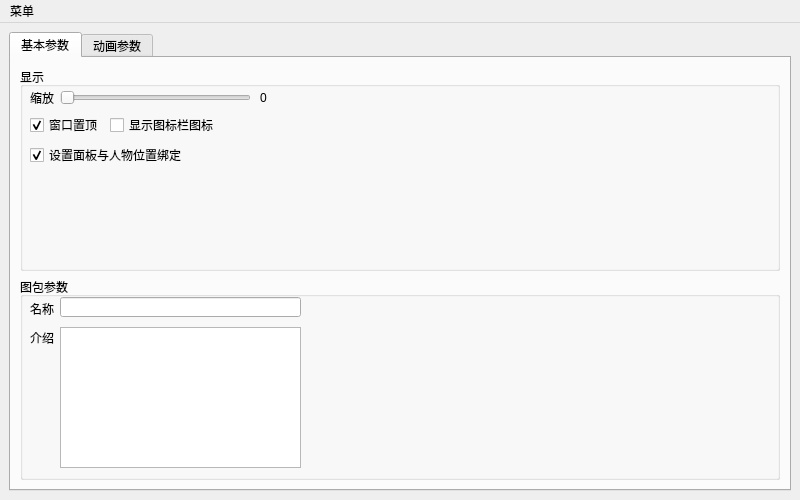
Above: UI/Setbox.ui from Cardinal-Designer/show before the change. Below: the same form after it.
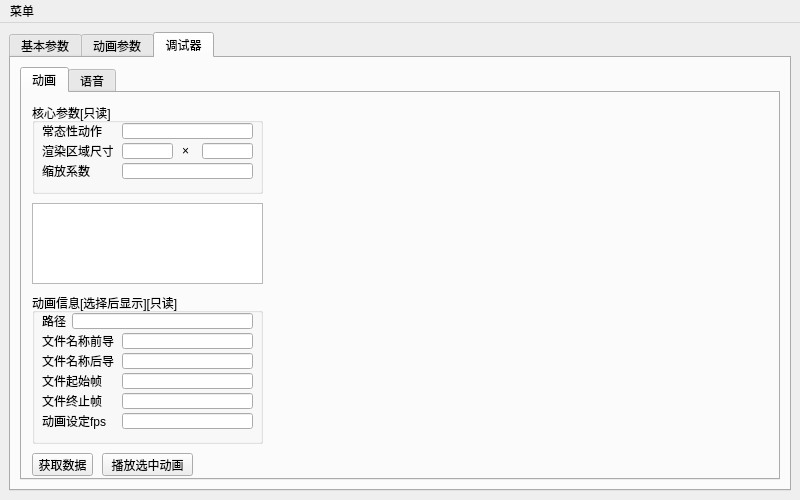
That is the form after the change.

Commit message: + 动画操作入口全局化（所有组件均可访问） + 增加动画调试器功能，可以查看动画和播放 + 分离Debug组件，使得代码更清晰

Patch:
```diff
--- a/UI/Setbox.ui
+++ b/UI/Setbox.ui
@@ -30,7 +30,7 @@
     <item row="0" column="1">
      <widget class="QTabWidget" name="tabWidget">
       <property name="currentIndex">
-       <number>0</number>
+       <number>2</number>
       </property>
       <widget class="QWidget" name="BasicSet_tab">
        <attribute name="title">
@@ -157,6 +157,9 @@
              <height>20</height>
             </rect>
            </property>
+           <property name="readOnly">
+            <bool>true</bool>
+           </property>
           </widget>
           <widget class="QLabel" name="Name_text">
            <property name="geometry">
@@ -193,6 +196,9 @@
              <height>141</height>
             </rect>
            </property>
+           <property name="readOnly">
+            <bool>true</bool>
+           </property>
            <property name="plainText">
             <string/>
            </property>
@@ -293,6 +299,370 @@
         </item>
        </layout>
       </widget>
+      <widget class="QWidget" name="Debug_tab">
+       <attribute name="title">
+        <string>调试器</string>
+       </attribute>
+       <layout class="QHBoxLayout" name="horizontalLayout">
+        <item>
+         <widget class="QTabWidget" name="Debug_tabWidget">
+          <property name="currentIndex">
+           <number>0</number>
+          </property>
+          <widget class="QWidget" name="Debug_Animation_tab">
+           <attribute name="title">
+            <string>动画</string>
+           </attribute>
+           <widget class="QListWidget" name="Debug_Animation_Actions_listWidget">
+            <property name="geometry">
+             <rect>
+              <x>10</x>
+              <y>110</y>
+              <width>231</width>
+              <height>81</height>
+             </rect>
+            </property>
+           </widget>
+           <widget class="QPushButton" name="Debug_Animation_GetActions_pushButton">
+            <property name="geometry">
+             <rect>
+              <x>10</x>
+              <y>360</y>
+              <width>61</width>
+              <height>23</height>
+             </rect>
+            </property>
+            <property name="text">
+             <string>获取数据</string>
+            </property>
+           </widget>
+           <widget class="QPushButton" name="Debug_Animation_PlayAction_pushButton">
+            <property name="geometry">
+             <rect>
+              <x>80</x>
+              <y>360</y>
+              <width>91</width>
+              <height>23</height>
+             </rect>
+            </property>
+            <property name="text">
+             <string>播放选中动画</string>
+            </property>
+           </widget>
+           <widget class="QGroupBox" name="Debug_Animation_CoreInfo_groupBox">
+            <property name="geometry">
+             <rect>
+              <x>10</x>
+              <y>10</y>
+              <width>231</width>
+              <height>91</height>
+             </rect>
+            </property>
+            <property name="title">
+             <string>核心参数[只读]</string>
+            </property>
+            <widget class="QLabel" name="Debug_Animation_CoreInfo_Usualyplay_label">
+             <property name="geometry">
+              <rect>
+               <x>10</x>
+               <y>20</y>
+               <width>61</width>
+               <height>16</height>
+              </rect>
+             </property>
+             <property name="text">
+              <string>常态性动作</string>
+             </property>
+            </widget>
+            <widget class="QLineEdit" name="Debug_Animation_CoreInfo_Usualyplay_lineEdit">
+             <property name="geometry">
+              <rect>
+               <x>90</x>
+               <y>20</y>
+               <width>131</width>
+               <height>16</height>
+              </rect>
+             </property>
+             <property name="styleSheet">
+              <string notr="true">QLineEdit{qproperty-alignment:AlignHCenter;}</string>
+             </property>
+             <property name="readOnly">
+              <bool>true</bool>
+             </property>
+            </widget>
+            <widget class="QLabel" name="Debug_Animation_CoreInfo_ImageSize_label">
+             <property name="geometry">
+              <rect>
+               <x>10</x>
+               <y>40</y>
+               <width>71</width>
+               <height>16</height>
+              </rect>
+             </property>
+             <property name="text">
+              <string>渲染区域尺寸</string>
+             </property>
+            </widget>
+            <widget class="QLineEdit" name="Debug_Animation_CoreInfo_ImageSize_x_lineEdit">
+             <property name="enabled">
+              <bool>true</bool>
+             </property>
+             <property name="geometry">
+              <rect>
+               <x>90</x>
+               <y>40</y>
+               <width>51</width>
+               <height>16</height>
+              </rect>
+             </property>
+             <property name="focusPolicy">
+              <enum>Qt::StrongFocus</enum>
+             </property>
+             <property name="styleSheet">
+              <string notr="true">QLineEdit{qproperty-alignment:AlignHCenter;}</string>
+             </property>
+             <property name="readOnly">
+              <bool>true</bool>
+             </property>
+            </widget>
+            <widget class="QLineEdit" name="Debug_Animation_CoreInfo_ImageSize_y_lineEdit">
+             <property name="geometry">
+              <rect>
+               <x>170</x>
+               <y>40</y>
+               <width>51</width>
+               <height>16</height>
+              </rect>
+             </property>
+             <property name="styleSheet">
+              <string notr="true">QLineEdit{qproperty-alignment:AlignHCenter;}</string>
+             </property>
+             <property name="readOnly">
+              <bool>true</bool>
+             </property>
+            </widget>
+            <widget class="QLabel" name="Debug_Animation_CoreInfo_ImageSize_connect_label">
+             <property name="geometry">
+              <rect>
+               <x>150</x>
+               <y>40</y>
+               <width>16</width>
+               <height>16</height>
+              </rect>
+             </property>
+             <property name="text">
+              <string>×</string>
+             </property>
+            </widget>
+            <widget class="QLabel" name="Debug_Animation_CoreInfo_Change_label">
+             <property name="geometry">
+              <rect>
+               <x>10</x>
+               <y>60</y>
+               <width>71</width>
+               <height>16</height>
+              </rect>
+             </property>
+             <property name="text">
+              <string>缩放系数</string>
+             </property>
+            </widget>
+            <widget class="QLineEdit" name="Debug_Animation_CoreInfo_Change_lineEdit">
+             <property name="geometry">
+              <rect>
+               <x>90</x>
+               <y>60</y>
+               <width>131</width>
+               <height>16</height>
+              </rect>
+             </property>
+             <property name="styleSheet">
+              <string notr="true">QLineEdit{qproperty-alignment:AlignHCenter;}</string>
+             </property>
+             <property name="readOnly">
+              <bool>true</bool>
+             </property>
+            </widget>
+           </widget>
+           <widget class="QGroupBox" name="Animation_Information_groupBox">
+            <property name="geometry">
+             <rect>
+              <x>10</x>
+              <y>200</y>
+              <width>231</width>
+              <height>151</height>
+             </rect>
+            </property>
+            <property name="title">
+             <string>动画信息[选择后显示][只读]</string>
+            </property>
+            <widget class="QLabel" name="Animation_Information_path_label">
+             <property name="geometry">
+              <rect>
+               <x>10</x>
+               <y>20</y>
+               <width>31</width>
+               <height>16</height>
+              </rect>
+             </property>
+             <property name="text">
+              <string>路径</string>
+             </property>
+            </widget>
+            <widget class="QLineEdit" name="Animation_Information_path_lineEdit">
+             <property name="geometry">
+              <rect>
+               <x>40</x>
+               <y>20</y>
+               <width>181</width>
+               <height>16</height>
+              </rect>
+             </property>
+             <property name="readOnly">
+              <bool>true</bool>
+             </property>
+            </widget>
+            <widget class="QLabel" name="Animation_Information_front_label">
+             <property name="geometry">
+              <rect>
+               <x>10</x>
+               <y>40</y>
+               <width>81</width>
+               <height>16</height>
+              </rect>
+             </property>
+             <property name="text">
+              <string>文件名称前导</string>
+             </property>
+            </widget>
+            <widget class="QLabel" name="Animation_Information_end_label">
+             <property name="geometry">
+              <rect>
+               <x>10</x>
+               <y>60</y>
+               <width>81</width>
+               <height>16</height>
+              </rect>
+             </property>
+             <property name="text">
+              <string>文件名称后导</string>
+             </property>
+            </widget>
+            <widget class="QLineEdit" name="Animation_Information_front_lineEdit">
+             <property name="geometry">
+              <rect>
+               <x>90</x>
+               <y>40</y>
+               <width>131</width>
+               <height>16</height>
+              </rect>
+             </property>
+             <property name="readOnly">
+              <bool>true</bool>
+             </property>
+            </widget>
+            <widget class="QLineEdit" name="Animation_Information_end_lineEdit">
+             <property name="geometry">
+              <rect>
+               <x>90</x>
+               <y>60</y>
+               <width>131</width>
+               <height>16</height>
+              </rect>
+             </property>
+             <property name="readOnly">
+              <bool>true</bool>
+             </property>
+            </widget>
+            <widget class="QLabel" name="Animation_Information_start_label">
+             <property name="geometry">
+              <rect>
+               <x>10</x>
+               <y>80</y>
+               <width>61</width>
+               <height>16</height>
+              </rect>
+             </property>
+             <property name="text">
+              <string>文件起始帧</string>
+             </property>
+            </widget>
+            <widget class="QLineEdit" name="Animation_Information_start_lineEdit">
+             <property name="geometry">
+              <rect>
+               <x>90</x>
+               <y>80</y>
+               <width>131</width>
+               <height>16</height>
+              </rect>
+             </property>
+             <property name="readOnly">
+              <bool>true</bool>
+             </property>
+            </widget>
+            <widget class="QLabel" name="Animation_Information_last_label">
+             <property name="geometry">
+              <rect>
+               <x>10</x>
+               <y>100</y>
+               <width>61</width>
+               <height>16</height>
+              </rect>
+             </property>
+             <property name="text">
+              <string>文件终止帧</string>
+             </property>
+            </widget>
+            <widget class="QLineEdit" name="Animation_Information_last_lineEdit">
+             <property name="geometry">
+              <rect>
+               <x>90</x>
+               <y>100</y>
+               <width>131</width>
+               <height>16</height>
+              </rect>
+             </property>
+             <property name="readOnly">
+              <bool>true</bool>
+             </property>
+            </widget>
+            <widget class="QLabel" name="Animation_Information_fps_label">
+             <property name="geometry">
+              <rect>
+               <x>10</x>
+               <y>120</y>
+               <width>71</width>
+               <height>16</height>
+              </rect>
+             </property>
+             <property name="text">
+              <string>动画设定fps</string>
+             </property>
+            </widget>
+            <widget class="QLineEdit" name="Animation_Information_fps_lineEdit">
+             <property name="geometry">
+              <rect>
+               <x>90</x>
+               <y>120</y>
+               <width>131</width>
+               <height>16</height>
+              </rect>
+             </property>
+             <property name="readOnly">
+              <bool>true</bool>
+             </property>
+            </widget>
+           </widget>
+          </widget>
+          <widget class="QWidget" name="Debug_sound_tab">
+           <attribute name="title">
+            <string>语音</string>
+           </attribute>
+          </widget>
+         </widget>
+        </item>
+       </layout>
+      </widget>
      </widget>
     </item>
    </layout>
```
Left out of the diff: 55 changed lines with no effect on the pictures. The commit also changes 13 other files.
